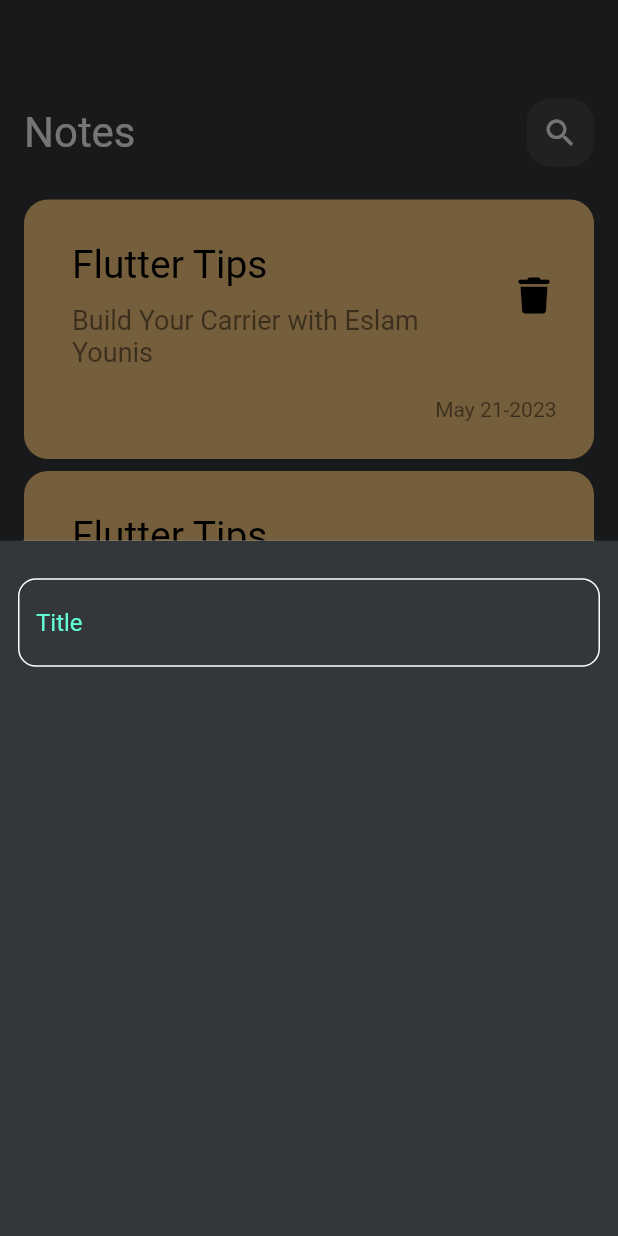
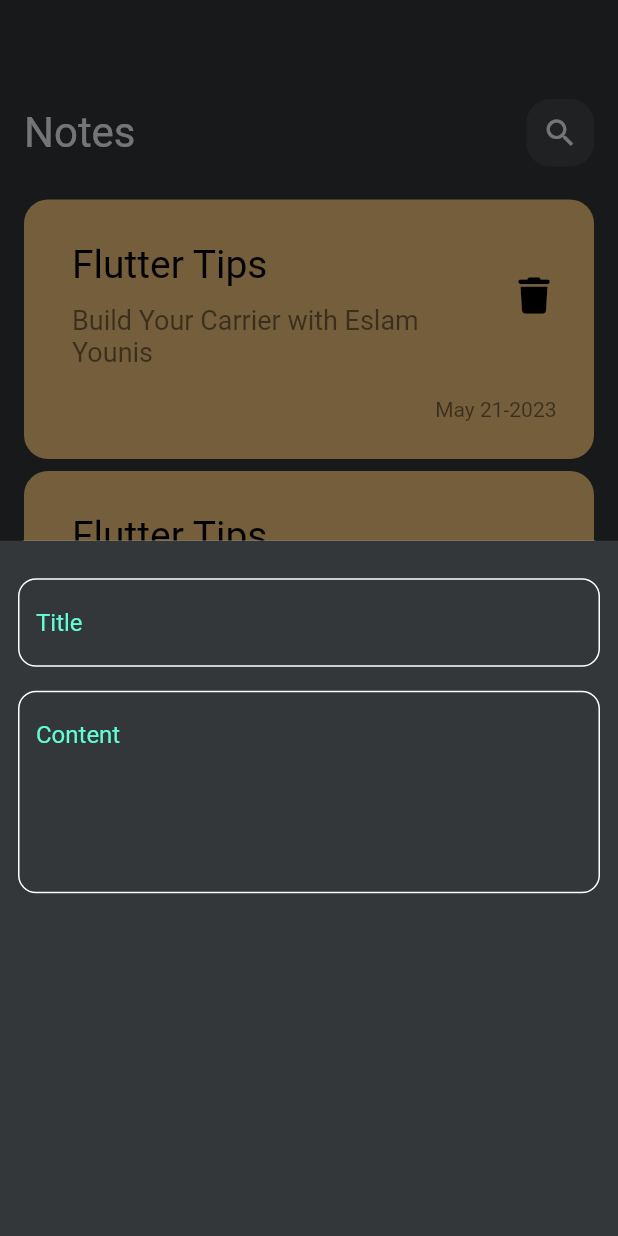
Before and after one commit to Eslamyounis34/Flutter_Notes_App, a Flutter app: the screen it shows after launch, after a tap on the "add" icon, on a phone screen of 412 x 824 dp. Run offline on Flutter 3.47's test engine with Material 2 defaults, Android fonts, the phone set to English and light mode, and no system bars; our stand-ins replace font_awesome_flutter, hexcolor, hive; accounts and stored records are empty; Roboto replaces fonts that are missing (Poppins).

Commit message:
add content text field

```diff
--- a/lib/widgets/add_note_bottom_sheet.dart
+++ b/lib/widgets/add_note_bottom_sheet.dart
@@ -17,7 +17,14 @@ class AddNoteBottomSheet extends StatelessWidget {
             SizedBox(
               height: 25,
             ),
-            CustomTextField()
+            CustomTextField(
+              hint: 'Title',
+              maxLines: 1,
+            ),
+            SizedBox(
+              height: 16,
+            ),
+            CustomTextField(hint: 'Content', maxLines: 5)
           ]),
         ),
       ),
--- a/lib/widgets/custom_text_field.dart
+++ b/lib/widgets/custom_text_field.dart
@@ -4,14 +4,19 @@ import 'package:flutter/src/widgets/placeholder.dart';
 import 'package:hive_notes_app/shared/constants.dart';
 
 class CustomTextField extends StatelessWidget {
-  const CustomTextField({super.key});
+  const CustomTextField(
+      {super.key, required this.hint, required this.maxLines});
+
+  final String hint;
+  final int maxLines;
 
   @override
   Widget build(BuildContext context) {
     return TextField(
       cursorColor: kPrimaryColor,
+      maxLines: maxLines,
       decoration: InputDecoration(
-          hintText: 'Title',
+          hintText: hint,
           hintStyle: TextStyle(color: kPrimaryColor),
           border: buildBoarder(),
           enabledBorder: buildBoarder(),
```
